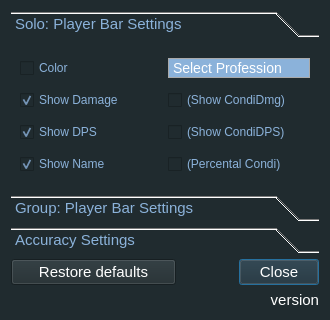
Qt form configurator.ui (Tyrox92/Gw2SPECS) before a commit.
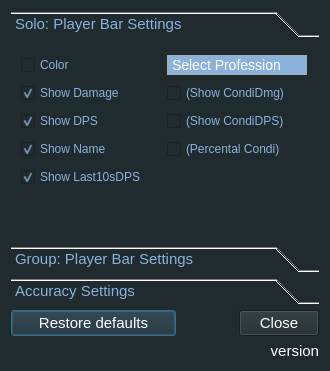
The same form after that commit.

Commit message: added: Last10sDPS, maybe a fix for timestamps

```diff
--- a/configurator.ui
+++ b/configurator.ui
@@ -7,13 +7,13 @@
     <x>0</x>
     <y>0</y>
     <width>330</width>
-    <height>320</height>
+    <height>371</height>
    </rect>
   </property>
   <property name="maximumSize">
    <size>
     <width>330</width>
-    <height>320</height>
+    <height>400</height>
    </size>
   </property>
   <property name="font">
@@ -28,8 +28,8 @@
    <string notr="true">background-color: rgb(32, 43, 47);</string>
   </property>
   <layout class="QGridLayout" name="gridLayout_2">
-   <item row="2" column="4">
-    <widget class="QPushButton" name="pushButtonReset_2">
+   <item row="2" column="0" colspan="3">
+    <widget class="QPushButton" name="pushButtonReset">
      <property name="sizePolicy">
       <sizepolicy hsizetype="Minimum" vsizetype="Fixed">
        <horstretch>0</horstretch>
@@ -45,7 +45,7 @@
       <string notr="true">color: rgb(255, 255, 255);</string>
      </property>
      <property name="text">
-      <string>Close</string>
+      <string>Restore defaults</string>
      </property>
     </widget>
    </item>
@@ -84,8 +84,8 @@
      </property>
     </widget>
    </item>
-   <item row="2" column="0" colspan="3">
-    <widget class="QPushButton" name="pushButtonReset">
+   <item row="2" column="4">
+    <widget class="QPushButton" name="pushButtonReset_2">
      <property name="sizePolicy">
       <sizepolicy hsizetype="Minimum" vsizetype="Fixed">
        <horstretch>0</horstretch>
@@ -101,7 +101,7 @@
       <string notr="true">color: rgb(255, 255, 255);</string>
      </property>
      <property name="text">
-      <string>Restore defaults</string>
+      <string>Close</string>
      </property>
     </widget>
    </item>
@@ -129,17 +129,33 @@
         <x>0</x>
         <y>0</y>
         <width>312</width>
-        <height>150</height>
+        <height>201</height>
        </rect>
       </property>
       <attribute name="label">
        <string>Solo: Player Bar Settings</string>
       </attribute>
-      <layout class="QGridLayout" name="gridLayout_4">
-       <item row="0" column="1">
-        <widget class="QComboBox" name="professionSoloComboBox">
-         <property name="styleSheet">
-          <string notr="true">QComboBox {
+      <widget class="QWidget" name="">
+       <property name="geometry">
+        <rect>
+         <x>10</x>
+         <y>10</y>
+         <width>286</width>
+         <height>136</height>
+        </rect>
+       </property>
+       <layout class="QGridLayout" name="gridLayout_4">
+        <item row="0" column="0">
+         <widget class="QCheckBox" name="checkBoxSoloProfColors">
+          <property name="text">
+           <string>Color</string>
+          </property>
+         </widget>
+        </item>
+        <item row="0" column="1">
+         <widget class="QComboBox" name="professionSoloComboBox">
+          <property name="styleSheet">
+           <string notr="true">QComboBox {
     background-color: #8BB2DA;
 	color: rgb(255, 255, 255);
     border: 1px solid #AAA;
@@ -172,138 +188,142 @@
     selection-background-color:#8BB2DA;
 	color: rgb(255, 255, 255);
 }</string>
-         </property>
-         <property name="editable">
-          <bool>false</bool>
-         </property>
-         <property name="currentText">
-          <string>Select Profession</string>
-         </property>
-         <property name="currentIndex">
-          <number>0</number>
-         </property>
-         <property name="maxVisibleItems">
-          <number>10</number>
-         </property>
-         <item>
-          <property name="text">
+          </property>
+          <property name="editable">
+           <bool>false</bool>
+          </property>
+          <property name="currentText">
            <string>Select Profession</string>
           </property>
-         </item>
-         <item>
-          <property name="text">
-           <string>Elementalist</string>
+          <property name="currentIndex">
+           <number>0</number>
           </property>
-         </item>
-         <item>
-          <property name="text">
-           <string>Enigneer</string>
+          <property name="maxVisibleItems">
+           <number>10</number>
           </property>
-         </item>
-         <item>
+          <item>
+           <property name="text">
+            <string>Select Profession</string>
+           </property>
+          </item>
+          <item>
+           <property name="text">
+            <string>Elementalist</string>
+           </property>
+          </item>
+          <item>
+           <property name="text">
+            <string>Enigneer</string>
+           </property>
+          </item>
+          <item>
+           <property name="text">
+            <string>Guardian</string>
+           </property>
+          </item>
+          <item>
+           <property name="text">
+            <string>Mesmer</string>
+           </property>
+          </item>
+          <item>
+           <property name="text">
+            <string>Necromancer</string>
+           </property>
+          </item>
+          <item>
+           <property name="text">
+            <string>Ranger</string>
+           </property>
+          </item>
+          <item>
+           <property name="text">
+            <string>Revenant</string>
+           </property>
+          </item>
+          <item>
+           <property name="text">
+            <string>Thief</string>
+           </property>
+          </item>
+          <item>
+           <property name="text">
+            <string>Warrior</string>
+           </property>
+          </item>
+         </widget>
+        </item>
+        <item row="1" column="0">
+         <widget class="QCheckBox" name="checkBoxSoloDamage">
           <property name="text">
-           <string>Guardian</string>
+           <string>Show Damage</string>
           </property>
-         </item>
-         <item>
+          <property name="checked">
+           <bool>true</bool>
+          </property>
+         </widget>
+        </item>
+        <item row="1" column="1">
+         <widget class="QCheckBox" name="checkBoxSoloCDamage">
           <property name="text">
-           <string>Mesmer</string>
+           <string>(Show CondiDmg)</string>
           </property>
-         </item>
-         <item>
+         </widget>
+        </item>
+        <item row="2" column="0">
+         <widget class="QCheckBox" name="checkBoxSoloDPS">
           <property name="text">
-           <string>Necromancer</string>
+           <string>Show DPS</string>
           </property>
-         </item>
-         <item>
+          <property name="checked">
+           <bool>true</bool>
+          </property>
+         </widget>
+        </item>
+        <item row="2" column="1">
+         <widget class="QCheckBox" name="checkBoxSoloCDPS">
           <property name="text">
-           <string>Ranger</string>
+           <string>(Show CondiDPS)</string>
           </property>
-         </item>
-         <item>
+         </widget>
+        </item>
+        <item row="3" column="0">
+         <widget class="QCheckBox" name="checkBoxSoloName">
           <property name="text">
-           <string>Revenant</string>
+           <string>Show Name</string>
           </property>
-         </item>
-         <item>
+          <property name="checked">
+           <bool>true</bool>
+          </property>
+         </widget>
+        </item>
+        <item row="3" column="1">
+         <widget class="QCheckBox" name="checkBoxSoloCPerDmg">
           <property name="text">
-           <string>Thief</string>
+           <string>(Percental Condi)</string>
           </property>
-         </item>
-         <item>
+         </widget>
+        </item>
+        <item row="4" column="0">
+         <widget class="QCheckBox" name="checkBoxSolorDPS">
           <property name="text">
-           <string>Warrior</string>
+           <string>Show Last10sDPS</string>
           </property>
-         </item>
-        </widget>
-       </item>
-       <item row="0" column="0">
-        <widget class="QCheckBox" name="checkBoxSoloProfColors">
-         <property name="text">
-          <string>Color</string>
-         </property>
-        </widget>
-       </item>
-       <item row="2" column="1">
-        <widget class="QCheckBox" name="checkBoxSoloCDamage">
-         <property name="text">
-          <string>(Show CondiDmg)</string>
-         </property>
-        </widget>
-       </item>
-       <item row="4" column="1">
-        <widget class="QCheckBox" name="checkBoxSoloCPerDmg">
-         <property name="text">
-          <string>(Percental Condi)</string>
-         </property>
-        </widget>
-       </item>
-       <item row="3" column="1">
-        <widget class="QCheckBox" name="checkBoxSoloCDPS">
-         <property name="text">
-          <string>(Show CondiDPS)</string>
-         </property>
-        </widget>
-       </item>
-       <item row="2" column="0">
-        <widget class="QCheckBox" name="checkBoxSoloDamage">
-         <property name="text">
-          <string>Show Damage</string>
-         </property>
-         <property name="checked">
-          <bool>true</bool>
-         </property>
-        </widget>
-       </item>
-       <item row="3" column="0">
-        <widget class="QCheckBox" name="checkBoxSoloDPS">
-         <property name="text">
-          <string>Show DPS</string>
-         </property>
-         <property name="checked">
-          <bool>true</bool>
-         </property>
-        </widget>
-       </item>
-       <item row="4" column="0">
-        <widget class="QCheckBox" name="checkBoxSoloName">
-         <property name="text">
-          <string>Show Name</string>
-         </property>
-         <property name="checked">
-          <bool>true</bool>
-         </property>
-        </widget>
-       </item>
-      </layout>
+          <property name="checked">
+           <bool>true</bool>
+          </property>
+         </widget>
+        </item>
+       </layout>
+      </widget>
      </widget>
      <widget class="QWidget" name="groupSettings">
       <property name="geometry">
        <rect>
         <x>0</x>
         <y>0</y>
-        <width>294</width>
-        <height>124</height>
+        <width>312</width>
+        <height>201</height>
        </rect>
       </property>
       <attribute name="label">
@@ -424,20 +444,7 @@
          </item>
         </widget>
        </item>
-       <item row="3" column="0">
-        <widget class="QCheckBox" name="checkBoxGroupDamage">
-         <property name="enabled">
-          <bool>true</bool>
-         </property>
-         <property name="text">
-          <string>Show Damage</string>
-         </property>
-         <property name="checked">
-          <bool>true</bool>
-         </property>
-        </widget>
-       </item>
-       <item row="2" column="0">
+       <item row="1" column="0">
         <widget class="QCheckBox" name="checkBoxGroupPosition">
          <property name="enabled">
           <bool>true</bool>
@@ -450,7 +457,7 @@
          </property>
         </widget>
        </item>
-       <item row="2" column="1">
+       <item row="1" column="1">
         <widget class="QCheckBox" name="checkBoxGroupName">
          <property name="text">
           <string>Show Name</string>
@@ -460,20 +467,20 @@
          </property>
         </widget>
        </item>
-       <item row="4" column="0">
-        <widget class="QCheckBox" name="checkBoxGroupDPS">
+       <item row="2" column="0">
+        <widget class="QCheckBox" name="checkBoxGroupDamage">
          <property name="enabled">
           <bool>true</bool>
          </property>
          <property name="text">
-          <string>Show DPS</string>
+          <string>Show Damage</string>
          </property>
          <property name="checked">
           <bool>true</bool>
          </property>
         </widget>
        </item>
-       <item row="3" column="1">
+       <item row="2" column="1">
         <widget class="QCheckBox" name="checkBoxGroupPerDmg">
          <property name="text">
           <string>Percental Damage</string>
@@ -483,13 +490,39 @@
          </property>
         </widget>
        </item>
-       <item row="4" column="1">
+       <item row="3" column="0">
+        <widget class="QCheckBox" name="checkBoxGroupDPS">
+         <property name="enabled">
+          <bool>true</bool>
+         </property>
+         <property name="text">
+          <string>Show DPS</string>
+         </property>
+         <property name="checked">
+          <bool>true</bool>
+         </property>
+        </widget>
+       </item>
+       <item row="3" column="1">
         <widget class="QCheckBox" name="checkBoxGroupActivity">
          <property name="text">
           <string>(Show Activity)</string>
          </property>
         </widget>
        </item>
+       <item row="4" column="0">
+        <widget class="QCheckBox" name="checkBoxGrouprDPS">
+         <property name="enabled">
+          <bool>true</bool>
+         </property>
+         <property name="text">
+          <string>Show Last10sDPS</string>
+         </property>
+         <property name="checked">
+          <bool>true</bool>
+         </property>
+        </widget>
+       </item>
       </layout>
      </widget>
      <widget class="QWidget" name="accuracySettings">
@@ -497,8 +530,8 @@
        <rect>
         <x>0</x>
         <y>0</y>
-        <width>231</width>
-        <height>132</height>
+        <width>312</width>
+        <height>201</height>
        </rect>
       </property>
       <attribute name="label">
```
The commit also changes 6 other files.
